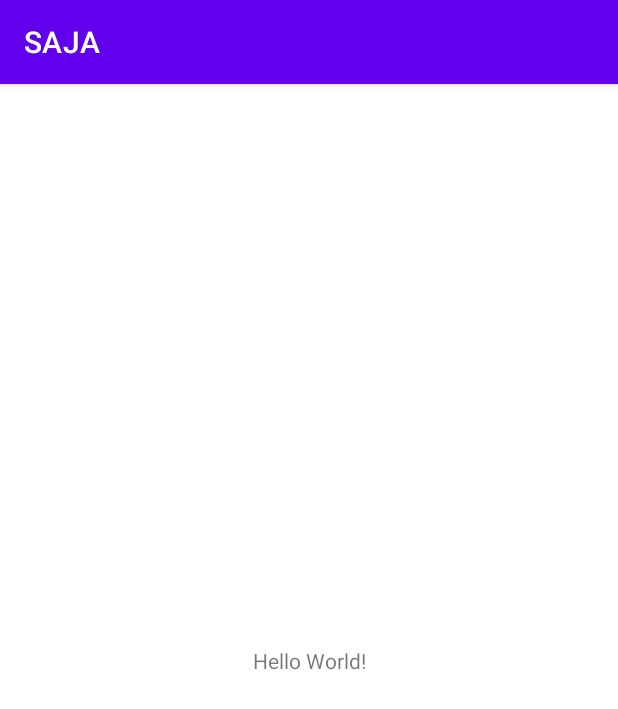
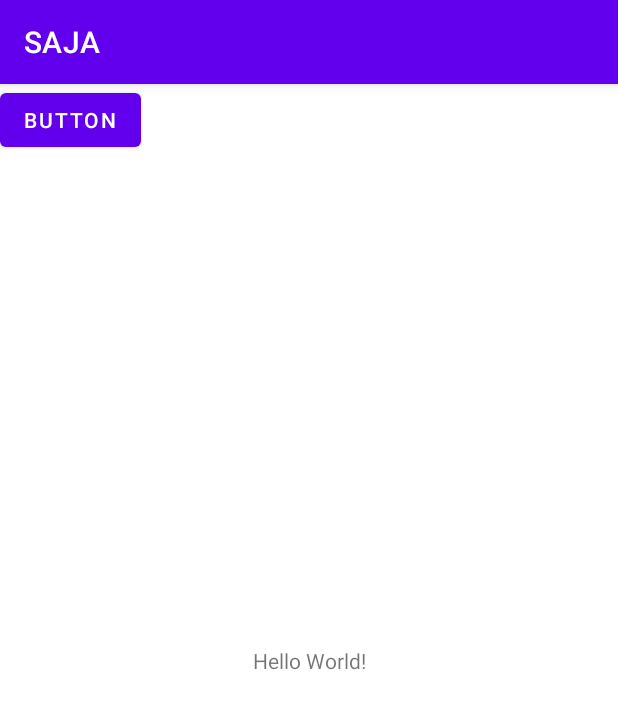
Before and after one commit to JoseMariaRuiz193/SAJA, an Android app: the screen it shows after launch (MainActivity), on a phone screen of 412 x 824 dp. Shown: the top 709 px of the screen. Run offline under Robolectric (Android 15) with nearby library versions, the phone set to English and light mode, and no system bars.

Commit message:
Boton en main_activity

```diff
--- a/app/src/main/res/layout/activity_main.xml
+++ b/app/src/main/res/layout/activity_main.xml
@@ -15,4 +15,12 @@
         app:layout_constraintRight_toRightOf="parent"
         app:layout_constraintTop_toTopOf="parent" />
 
+    <Button
+        android:id="@+id/button"
+        android:layout_width="wrap_content"
+        android:layout_height="wrap_content"
+        android:text="Button"
+        tools:layout_editor_absoluteX="212dp"
+        tools:layout_editor_absoluteY="306dp" />
+
 </androidx.constraintlayout.widget.ConstraintLayout>
```
